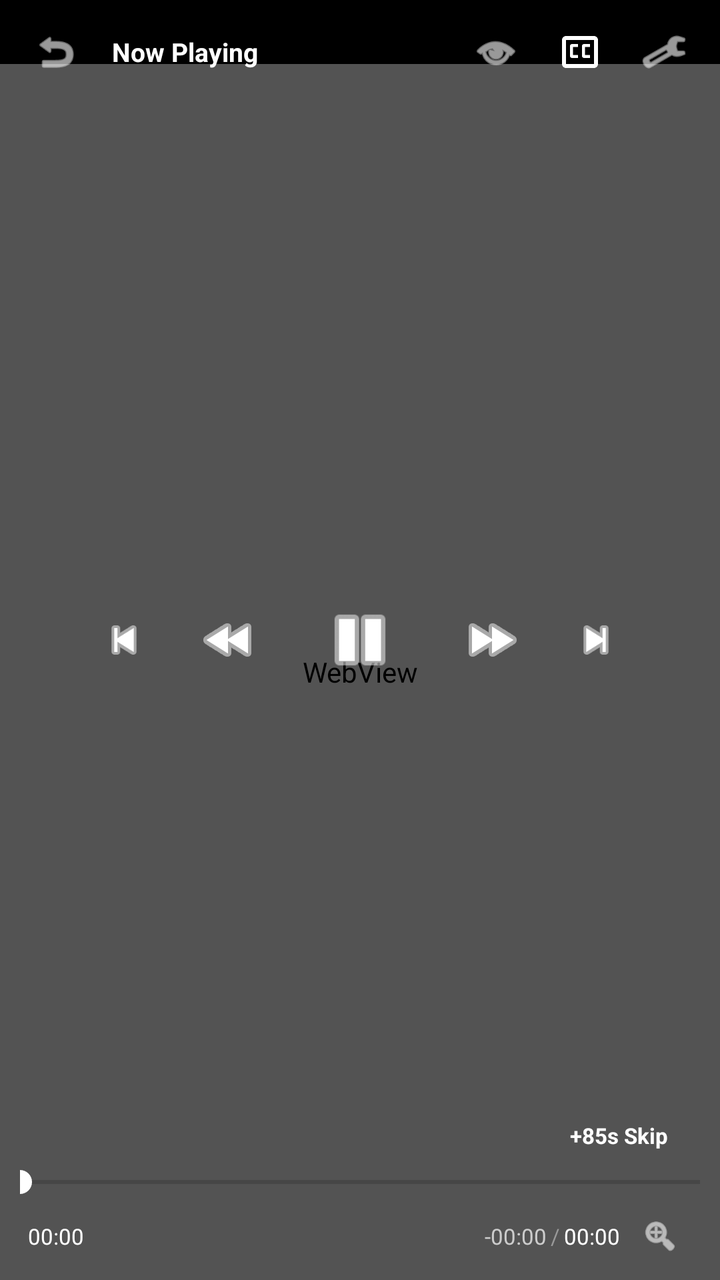
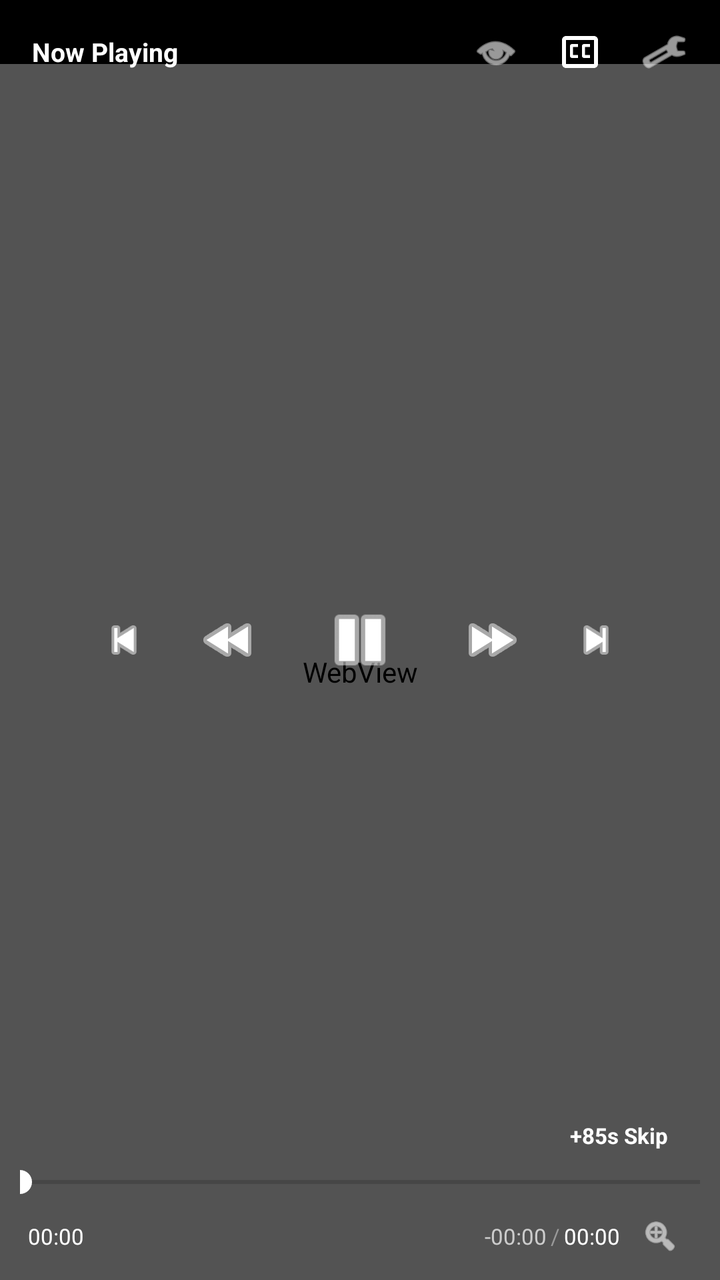

Screens rendered from an Android XML layout before and after an edit, with the pre-edit source and the edit as a unified diff.
<!-- AndroidManifest.xml: activity theme AppTheme.Translucent -->
<!-- res/layout/activity_native_player.xml -->
<?xml version="1.0" encoding="utf-8"?>
<LinearLayout xmlns:android="http://schemas.android.com/apk/res/android"
    xmlns:app="http://schemas.android.com/apk/res-auto"
    android:id="@+id/player_activity_root"
    android:layout_width="match_parent"
    android:layout_height="match_parent"
    android:orientation="vertical"
    android:background="@android:color/black">

    
    <FrameLayout
        android:id="@+id/video_root_container"
        android:layout_width="match_parent"
        android:layout_height="wrap_content"
        android:background="@android:color/black">

        <LinearLayout
            android:id="@+id/video_surface_wrapper"
            android:layout_width="match_parent"
            android:layout_height="match_parent"
            android:orientation="vertical">

            <View
                android:id="@+id/status_bar_filler"
                android:layout_width="match_parent"
                android:layout_height="32dp"
                android:background="@android:color/black"
                android:visibility="visible" />

            <FrameLayout
                android:id="@+id/player_media_container"
                android:layout_width="match_parent"
                android:layout_height="0dp"
                android:layout_weight="1"
                android:background="@android:color/black">

                <WebView
                    android:id="@+id/player_webview"
                    android:layout_width="match_parent"
                    android:layout_height="match_parent"
                    android:visibility="visible" />

                <androidx.media3.ui.PlayerView
                    android:id="@+id/player_exoplayer"
                    android:layout_width="match_parent"
                    android:layout_height="match_parent"
                    app:use_controller="false"
                    android:visibility="gone" />

            </FrameLayout>

            <View
                android:id="@+id/bottom_gap_filler"
                android:layout_width="match_parent"
                android:layout_height="0dp"
                android:background="@android:color/black"
                android:visibility="gone" />
        </LinearLayout>

        
        <View
            android:id="@+id/touch_wall"
            android:layout_width="match_parent"
            android:layout_height="match_parent"
            android:clickable="true"
            android:focusable="true" />

        
        <TextView
            android:id="@+id/indicator_rewind"
            android:layout_width="wrap_content"
            android:layout_height="wrap_content"
            android:layout_gravity="center_vertical|start"
            android:layout_marginStart="20dp"
            android:text="10sec-"
            android:textColor="@android:color/white"
            android:textSize="16sp"
            android:textStyle="bold"
            android:visibility="gone"
            android:shadowColor="@android:color/black"
            android:shadowDx="2"
            android:shadowDy="2"
            android:shadowRadius="3" />

        <TextView
            android:id="@+id/indicator_forward"
            android:layout_width="wrap_content"
            android:layout_height="wrap_content"
            android:layout_gravity="center_vertical|end"
            android:layout_marginEnd="20dp"
            android:text="10sec+"
            android:textColor="@android:color/white"
            android:textSize="16sp"
            android:textStyle="bold"
            android:visibility="gone"
            android:shadowColor="@android:color/black"
            android:shadowDx="2"
            android:shadowDy="2"
            android:shadowRadius="3" />

        <TextView
            android:id="@+id/indicator_2x"
            android:layout_width="wrap_content"
            android:layout_height="wrap_content"
            android:layout_gravity="top|center_horizontal"
            android:layout_marginTop="16dp"
            android:text="2x"
            android:textColor="@android:color/white"
            android:textSize="16sp"
            android:textStyle="bold"
            android:visibility="gone"
            android:shadowColor="@android:color/black"
            android:shadowDx="2"
            android:shadowDy="2"
            android:shadowRadius="3" />

        
        <TextView
            android:id="@+id/indicator_volume"
            android:layout_width="wrap_content"
            android:layout_height="wrap_content"
            android:layout_gravity="center_vertical|end"
            android:layout_marginEnd="80dp"
            android:text="Vol: 100%"
            android:textColor="@android:color/white"
            android:textSize="20sp"
            android:textStyle="bold"
            android:visibility="gone"
            android:shadowColor="@android:color/black"
            android:shadowDx="2"
            android:shadowDy="2"
            android:shadowRadius="4" />

        <TextView
            android:id="@+id/indicator_brightness"
            android:layout_width="wrap_content"
            android:layout_height="wrap_content"
            android:layout_gravity="center_vertical|start"
            android:layout_marginStart="80dp"
            android:text="Bri: 100%"
            android:textColor="@android:color/white"
            android:textSize="20sp"
            android:textStyle="bold"
            android:visibility="gone"
            android:shadowColor="@android:color/black"
            android:shadowDx="2"
            android:shadowDy="2"
            android:shadowRadius="4" />

        
        <RelativeLayout
            android:id="@+id/controls_overlay"
            android:layout_width="match_parent"
            android:layout_height="match_parent"
            android:background="#59000000"
            android:visibility="visible">

            
            <RelativeLayout
                android:id="@+id/top_bar"
                android:layout_width="match_parent"
                android:layout_height="wrap_content"
                android:paddingHorizontal="8dp"
                android:paddingVertical="6dp">
                
                <ImageButton
                    android:id="@+id/close_button"
                    android:layout_width="40dp"
                    android:layout_height="40dp"
                    android:layout_alignParentStart="true"
                    android:layout_centerVertical="true"
                    android:padding="8dp"
                    android:scaleType="fitCenter"
                    android:background="?attr/selectableItemBackgroundBorderless"
                    android:src="@android:drawable/ic_menu_revert"
                    app:tint="@android:color/white" />

                <TextView
                    android:id="@+id/video_title"
                    android:layout_width="match_parent"
                    android:layout_height="wrap_content"
                    android:layout_centerVertical="true"
                    android:layout_toEndOf="@id/close_button"
                    android:layout_toStartOf="@id/btn_pip"
                    android:layout_marginStart="8dp"
                    android:layout_marginEnd="8dp"
                    android:maxLines="1"
                    android:ellipsize="end"
                    android:text="Now Playing"
                    android:textColor="@android:color/white"
                    android:textStyle="bold"
                    android:textSize="13sp" />

                <ImageButton
                    android:id="@+id/btn_settings"
                    android:layout_width="40dp"
                    android:layout_height="40dp"
                    android:layout_alignParentEnd="true"
                    android:layout_centerVertical="true"
                    android:padding="8dp"
                    android:scaleType="fitCenter"
                    android:background="?attr/selectableItemBackgroundBorderless"
                    android:src="@android:drawable/ic_menu_preferences"
                    app:tint="@android:color/white" />

                <ImageButton
                    android:id="@+id/btn_captions"
                    android:layout_width="40dp"
                    android:layout_height="40dp"
                    android:layout_toStartOf="@id/btn_settings"
                    android:layout_centerVertical="true"
                    android:layout_marginEnd="2dp"
                    android:padding="8dp"
                    android:scaleType="fitCenter"
                    android:background="?attr/selectableItemBackgroundBorderless"
                    android:src="@drawable/ic_cc"
                    app:tint="@android:color/white" />

                <ImageButton
                    android:id="@+id/btn_pip"
                    android:layout_width="40dp"
                    android:layout_height="40dp"
                    android:layout_toStartOf="@id/btn_captions"
                    android:layout_centerVertical="true"
                    android:layout_marginEnd="2dp"
                    android:padding="8dp"
                    android:scaleType="fitCenter"
                    android:background="?attr/selectableItemBackgroundBorderless"
                    android:src="@android:drawable/ic_menu_view"
                    app:tint="@android:color/white" />
            </RelativeLayout>

            
            <LinearLayout
                android:layout_width="wrap_content"
                android:layout_height="wrap_content"
                android:layout_centerInParent="true"
                android:orientation="horizontal"
                android:gravity="center">

                <ImageButton
                    android:id="@+id/btn_prev_episode"
                    android:layout_width="38dp"
                    android:layout_height="38dp"
                    android:layout_marginEnd="10dp"
                    android:padding="6dp"
                    android:scaleType="fitCenter"
                    android:background="?attr/selectableItemBackgroundBorderless"
                    android:src="@android:drawable/ic_media_previous"
                    app:tint="@android:color/white" />

                <ImageButton
                    android:id="@+id/btn_rewind"
                    android:layout_width="46dp"
                    android:layout_height="46dp"
                    android:layout_marginEnd="14dp"
                    android:padding="7dp"
                    android:scaleType="fitCenter"
                    android:background="?attr/selectableItemBackgroundBorderless"
                    android:src="@android:drawable/ic_media_rew"
                    app:tint="@android:color/white" />

                <ImageButton
                    android:id="@+id/btn_play_pause"
                    android:layout_width="58dp"
                    android:layout_height="58dp"
                    android:padding="8dp"
                    android:scaleType="fitCenter"
                    android:background="?attr/selectableItemBackgroundBorderless"
                    android:src="@android:drawable/ic_media_pause"
                    app:tint="@android:color/white" />

                <ImageButton
                    android:id="@+id/btn_forward"
                    android:layout_width="46dp"
                    android:layout_height="46dp"
                    android:layout_marginStart="14dp"
                    android:padding="7dp"
                    android:scaleType="fitCenter"
                    android:background="?attr/selectableItemBackgroundBorderless"
                    android:src="@android:drawable/ic_media_ff"
                    app:tint="@android:color/white" />

                <ImageButton
                    android:id="@+id/btn_next_episode"
                    android:layout_width="38dp"
                    android:layout_height="38dp"
                    android:layout_marginStart="10dp"
                    android:padding="6dp"
                    android:scaleType="fitCenter"
                    android:background="?attr/selectableItemBackgroundBorderless"
                    android:src="@android:drawable/ic_media_next"
                    app:tint="@android:color/white" />
            </LinearLayout>

            
            <LinearLayout
                android:id="@+id/scrubber_preview_container"
                android:layout_width="wrap_content"
                android:layout_height="wrap_content"
                android:layout_above="@id/bottom_bar"
                android:orientation="vertical"
                android:gravity="center_horizontal"
                android:visibility="gone">

                <TextView
                    android:id="@+id/scrubber_time"
                    android:layout_width="wrap_content"
                    android:layout_height="wrap_content"
                    android:text="00:00"
                    android:textColor="@android:color/white"
                    android:textSize="16sp"
                    android:textStyle="bold"
                    android:shadowColor="@android:color/black"
                    android:shadowDx="2"
                    android:shadowDy="2"
                    android:shadowRadius="3" />
            </LinearLayout>

            
            <LinearLayout
                android:id="@+id/bottom_bar"
                android:layout_width="match_parent"
                android:layout_height="wrap_content"
                android:layout_alignParentBottom="true"
                android:orientation="vertical"
                android:paddingHorizontal="10dp"
                android:paddingVertical="6dp">

                
                <TextView
                    android:id="@+id/btn_skip_intro"
                    android:layout_width="wrap_content"
                    android:layout_height="wrap_content"
                    android:layout_gravity="end"
                    android:layout_marginBottom="4dp"
                    android:layout_marginEnd="6dp"
                    android:paddingHorizontal="10dp"
                    android:paddingVertical="3dp"
                    android:text="+85s Skip"
                    android:textColor="@android:color/white"
                    android:textSize="11sp"
                    android:textStyle="bold"
                    android:background="?attr/selectableItemBackground"
                    android:clickable="true"
                    android:focusable="true" />

                <SeekBar
                    android:id="@+id/video_seekbar"
                    android:layout_width="match_parent"
                    android:layout_height="wrap_content"
                    android:paddingHorizontal="0dp"
                    android:progressTint="@android:color/white"
                    android:thumbTint="@android:color/white" />

                <RelativeLayout
                    android:layout_width="match_parent"
                    android:layout_height="wrap_content"
                    android:layout_marginTop="2dp"
                    android:paddingHorizontal="4dp">
                    
                    <TextView
                        android:id="@+id/text_current_time"
                        android:layout_width="wrap_content"
                        android:layout_height="wrap_content"
                        android:layout_centerVertical="true"
                        android:text="00:00"
                        android:textColor="@android:color/white"
                        android:textSize="11sp" />

                    <LinearLayout
                        android:id="@+id/time_display"
                        android:layout_width="wrap_content"
                        android:layout_height="wrap_content"
                        android:layout_toStartOf="@id/btn_fullscreen_toggle"
                        android:layout_centerVertical="true"
                        android:layout_marginEnd="4dp"
                        android:orientation="horizontal">
                        
                        <TextView
                            android:id="@+id/text_time_left"
                            android:layout_width="wrap_content"
                            android:layout_height="wrap_content"
                            android:text="-00:00"
                            android:textColor="#CCCCCC"
                            android:textSize="11sp"
                            android:layout_marginEnd="2dp" />
                            
                        <TextView
                            android:layout_width="wrap_content"
                            android:layout_height="wrap_content"
                            android:text="/"
                            android:textColor="#999999"
                            android:textSize="11sp"
                            android:layout_marginEnd="2dp" />
                            
                        <TextView
                            android:id="@+id/text_total_time"
                            android:layout_width="wrap_content"
                            android:layout_height="wrap_content"
                            android:text="00:00"
                            android:textColor="@android:color/white"
                            android:textSize="11sp" />
                    </LinearLayout>

                    <ImageButton
                        android:id="@+id/btn_fullscreen_toggle"
                        android:layout_width="32dp"
                        android:layout_height="32dp"
                        android:layout_alignParentEnd="true"
                        android:layout_centerVertical="true"
                        android:padding="6dp"
                        android:scaleType="fitCenter"
                        android:background="?attr/selectableItemBackgroundBorderless"
                        android:src="@android:drawable/ic_menu_zoom"
                        app:tint="@android:color/white" />
                </RelativeLayout>
            </LinearLayout>
        </RelativeLayout>

        <ProgressBar
            android:id="@+id/loading_progress"
            android:layout_width="50dp"
            android:layout_height="50dp"
            android:layout_gravity="center"
            android:visibility="visible" />

    </FrameLayout>

    
    <LinearLayout
        android:id="@+id/portrait_bottom_container"
        android:layout_width="match_parent"
        android:layout_height="0dp"
        android:layout_weight="1"
        android:orientation="vertical"
        android:background="#0B0B0E"
        android:padding="20dp"
        android:visibility="visible">

        <TextView
            android:id="@+id/portrait_anime_title"
            android:layout_width="match_parent"
            android:layout_height="wrap_content"
            android:text="Anime Title"
            android:textColor="@android:color/white"
            android:textSize="18sp"
            android:textStyle="bold"
            android:maxLines="2"
            android:ellipsize="end" />

        <TextView
            android:id="@+id/portrait_episode_subtitle"
            android:layout_width="match_parent"
            android:layout_height="wrap_content"
            android:layout_marginTop="6dp"
            android:text="Episode 1"
            android:textColor="#AAAAAA"
            android:textSize="14sp" />

        <View
            android:layout_width="match_parent"
            android:layout_height="1dp"
            android:layout_marginVertical="16dp"
            android:background="#222228" />

        <LinearLayout
            android:layout_width="match_parent"
            android:layout_height="wrap_content"
            android:orientation="horizontal">

            <TextView
                android:id="@+id/portrait_badge_hd"
                android:layout_width="wrap_content"
                android:layout_height="wrap_content"
                android:background="#1F1F2C"
                android:paddingHorizontal="10dp"
                android:paddingVertical="4dp"
                android:text="1080p HD"
                android:textColor="#818cf8"
                android:textSize="12sp"
                android:textStyle="bold" />

            <TextView
                android:id="@+id/portrait_badge_audio"
                android:layout_width="wrap_content"
                android:layout_height="wrap_content"
                android:layout_marginStart="8dp"
                android:background="#1F1F2C"
                android:paddingHorizontal="10dp"
                android:paddingVertical="4dp"
                android:text="ENG DUB"
                android:textColor="#34d399"
                android:textSize="12sp"
                android:textStyle="bold" />
        </LinearLayout>

        <TextView
            android:layout_width="match_parent"
            android:layout_height="wrap_content"
            android:layout_marginTop="20dp"
            android:text="Tap the fullscreen button or rotate your device to watch in full landscape."
            android:textColor="#666677"
            android:textSize="13sp" />

    </LinearLayout>

</LinearLayout>
<!-- resources referenced by this layout -->
<resources>
  <!-- drawable ic_cc (drawable) -->
  <?xml version="1.0" encoding="utf-8"?>
  <vector xmlns:android="http://schemas.android.com/apk/res/android"
      android:width="24dp"
      android:height="24dp"
      android:viewportWidth="24"
      android:viewportHeight="24">
      
      <path
          android:fillColor="#FFFFFF"
          android:pathData="M19,4H5C3.89,4 3,4.9 3,6V18C3,19.1 3.89,20 5,20H19C20.1,20 21,19.1 21,18V6C21,4.9 20.1,4 19,4ZM19,18H5V6H19V18Z" />
      
      <path
          android:fillColor="#FFFFFF"
          android:pathData="M11,15H8C7.45,15 7,14.55 7,14V9C7,8.45 7.45,8 8,8H11V9.5H8.5V13.5H11V15Z" />
      
      <path
          android:fillColor="#FFFFFF"
          android:pathData="M17,15H14C13.45,15 13,14.55 13,14V9C13,8.45 13.45,8 14,8H17V9.5H14.5V13.5H17V15Z" />
  </vector>
  <style name="AppTheme.Translucent" parent="Theme.AppCompat.DayNight.NoActionBar">
          <item name="android:windowIsTranslucent">true</item>
          <item name="android:windowBackground">@android:color/transparent</item>
          <item name="android:colorBackgroundCacheHint">@null</item>
          <item name="android:windowContentOverlay">@null</item>
          <item name="android:backgroundDimEnabled">false</item>
      </style>
</resources>

<!-- the commit's change to res/layout/activity_native_player.xml (unified diff, before → after) -->
@@ -163,24 +163,12 @@
                 android:paddingHorizontal="8dp"
                 android:paddingVertical="6dp">
                 
-                <ImageButton
-                    android:id="@+id/close_button"
-                    android:layout_width="40dp"
-                    android:layout_height="40dp"
-                    android:layout_alignParentStart="true"
-                    android:layout_centerVertical="true"
-                    android:padding="8dp"
-                    android:scaleType="fitCenter"
-                    android:background="?attr/selectableItemBackgroundBorderless"
-                    android:src="@android:drawable/ic_menu_revert"
-                    app:tint="@android:color/white" />
-
                 <TextView
                     android:id="@+id/video_title"
                     android:layout_width="match_parent"
                     android:layout_height="wrap_content"
                     android:layout_centerVertical="true"
-                    android:layout_toEndOf="@id/close_button"
+                    android:layout_alignParentStart="true"
                     android:layout_toStartOf="@id/btn_pip"
                     android:layout_marginStart="8dp"
                     android:layout_marginEnd="8dp"
